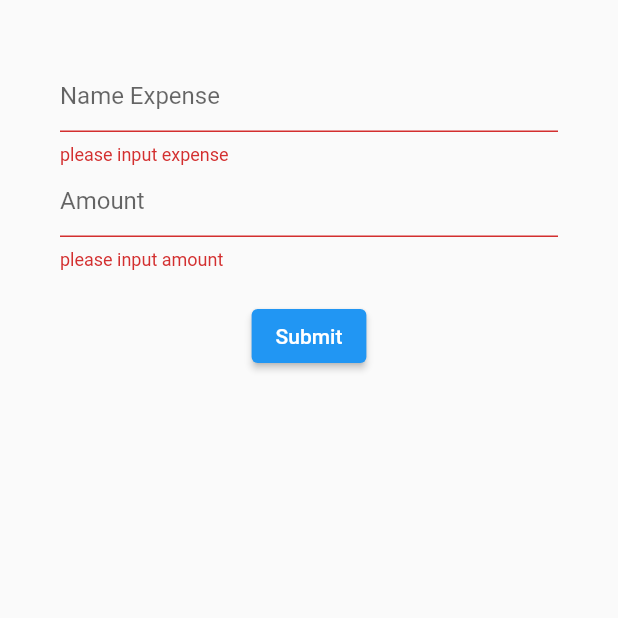
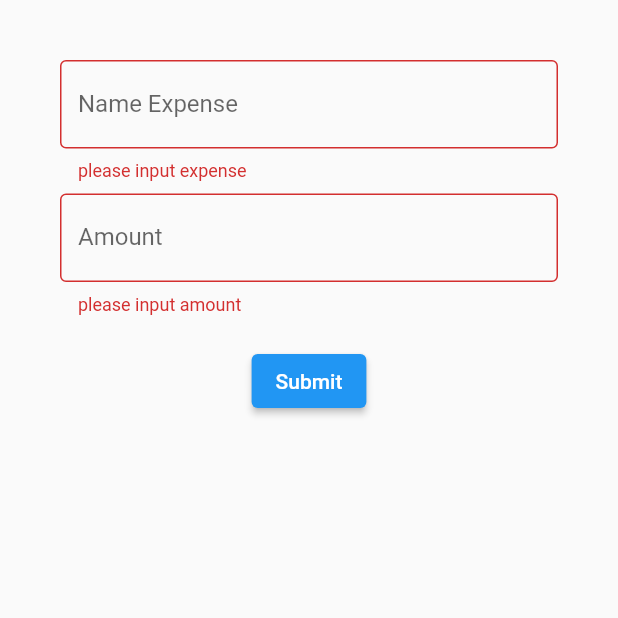
Before and after one commit to kulbirsheoran/facebook_login, a Flutter app: the AddExpense screen opened directly, after a tap on "Submit", on a phone screen of 412 x 824 dp, the top half of it. Run offline on Flutter 3.47's test engine with Material 2 defaults, Android fonts, the phone set to English and light mode, and no system bars; accounts and stored records are empty.

Commit message:
Initial commit

```diff
--- a/lib/add_expense.dart
+++ b/lib/add_expense.dart
@@ -1,3 +1,5 @@
+import 'package:facebook_login/db_helper.dart';
+import 'package:facebook_login/expense_info.dart';
 import 'package:flutter/material.dart';
 
 class AddExpense extends StatefulWidget {
@@ -23,6 +25,10 @@ class _AddExpenseState extends State<AddExpense> {
               child: TextFormField(
                 controller: nameController,
                 decoration: InputDecoration(
+                  border: OutlineInputBorder(
+
+                  ),
+                    labelText: "Name Expense",
                     hintText: "Name Expense"
                 ),
                 validator: (value){
@@ -32,9 +38,12 @@ class _AddExpenseState extends State<AddExpense> {
                 },
               ),
             ),
+              SizedBox(height: 8,),
               TextFormField(
                   controller: amountController,
                   decoration: InputDecoration(
+                    border: OutlineInputBorder(),
+                      labelText: "Amount",
                       hintText: "Amount"
                   ),
                   validator: (value){
@@ -44,8 +53,15 @@ class _AddExpenseState extends State<AddExpense> {
                   }
               ),
               SizedBox(height: 20),
-              ElevatedButton(onPressed: (){
-                if(formkey.currentState!.validate()){}
+              ElevatedButton(onPressed: () {
+                if(formkey.currentState!.validate()){
+                  String name=nameController.text;
+                  double amount=double.parse(amountController.text);
+                  Expense userInfo=Expense(name:name,amount:amount );
+                  DbHelper.expenseList.add(userInfo);
+                 nameController.text="";
+                 amountController.text="";
+                }
               }, child: Text("Submit"))
             ],
           ),
--- a/lib/db_helper.dart
+++ b/lib/db_helper.dart
@@ -1,7 +1,10 @@
+import 'package:facebook_login/expense_info.dart';
 import 'package:facebook_login/userinfo.dart';
 //import 'package:login_demo/user_info.dart';
 
 class DbHelper {
 
   static UserInfo? userInfo;
+  static List<Expense> expenseList=[];
+
 }
--- /dev/null
+++ b/lib/expense_info.dart
@@ -0,0 +1,5 @@
+class Expense{
+  String name;
+  double amount;
+  Expense({required this.name,required this.amount});
+}
```
Also changed, not shown: lib/view.dart (+37 -1 lines).
